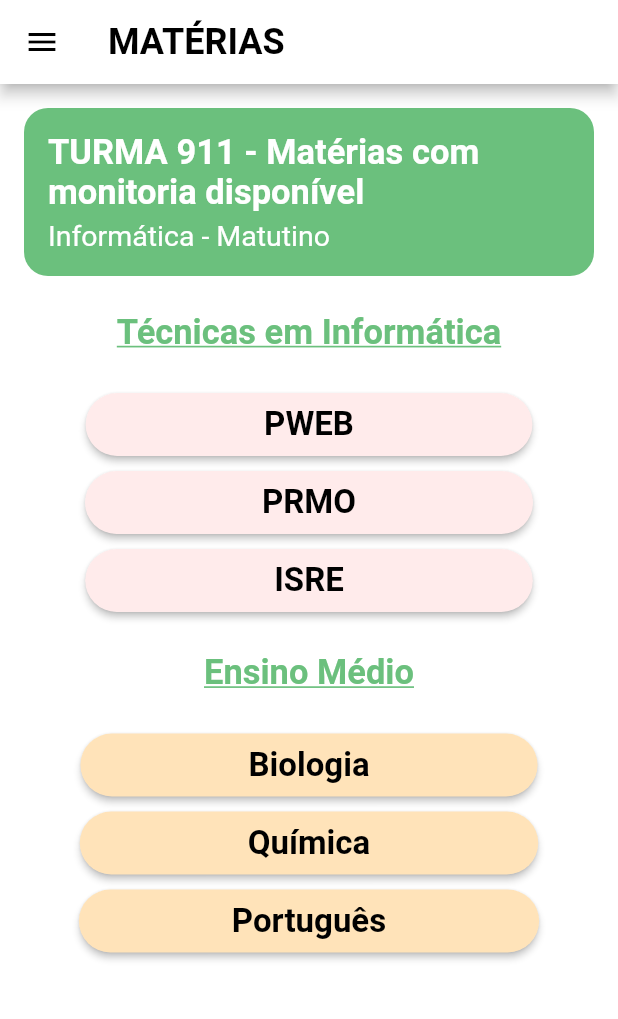
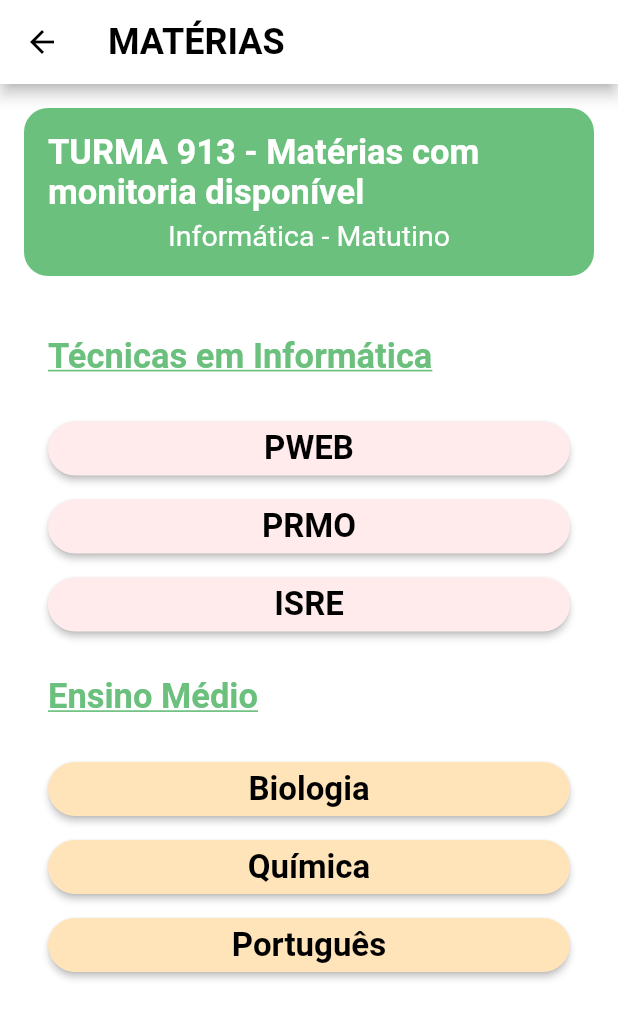
Before and after one commit to ludmilabss/App_prmo, a Flutter app: the MateriasPage screen opened directly, on a phone screen of 412 x 824 dp. Shown: the top 1019 px of the screen. Run offline on Flutter 3.47's test engine with Material 2 defaults, Android fonts, the phone set to English and light mode, and no system bars; network calls fail.

Commit message:
Update materias_page.dart

```diff
--- a/lib/pages/materias_page.dart
+++ b/lib/pages/materias_page.dart
@@ -1,5 +1,4 @@
 import 'package:flutter/material.dart';
-
 import 'monitor_page.dart';
 
 class MateriasPage extends StatefulWidget {
@@ -14,13 +13,7 @@ class _MateriasPageState extends State<MateriasPage> {
   Widget build(BuildContext context) {
     return Scaffold(
       appBar: AppBar(
-        leading: GestureDetector(
-          onTap: () {},
-          child: const Icon(
-            Icons.menu,
-            color: Colors.black,
-          ),
-        ),
+        leading: BackButton(color: Colors.black),
         backgroundColor: Colors.white,
         title: const Text(
           "MATÉRIAS",
@@ -45,9 +38,9 @@ class _MateriasPageState extends State<MateriasPage> {
               child: Row(children: [
                 Expanded(
                     child: Column(
-                  crossAxisAlignment: CrossAxisAlignment.stretch,
+
                       children: const [
-                    Text("TURMA 911 - Matérias com monitoria disponível",
+                        Text("TURMA 913 - Matérias com monitoria disponível",
                             style: TextStyle(
                                 fontFamily: 'Roboto',
                                 fontSize: 23,
@@ -65,8 +58,12 @@ class _MateriasPageState extends State<MateriasPage> {
                     ))
               ]),
             ),
+
             const SizedBox(height: 24),
-            Column(
+            Padding(
+              padding: const EdgeInsets.all(16),
+              child: Column(
+                crossAxisAlignment: CrossAxisAlignment.stretch,
                 children: [
                   const Text("Técnicas em Informática",
                       style: TextStyle(
@@ -75,25 +72,29 @@ class _MateriasPageState extends State<MateriasPage> {
                         fontWeight: FontWeight.bold,
                         color: Color(0xFF6BC07D),
                         decoration: TextDecoration.underline,
-                    )),
+                      )
+                  ),
                   const SizedBox(height: 24),
                   buildMaterias(
                       materia: "PWEB",
                       left: 103.0,
                       right: 103.0,
                       cor: 0xFFFFEBEB),
+
                   const SizedBox(height: 4),
                   buildMaterias(
                       materia: "PRMO",
                       left: 102.0,
                       right: 102.0,
                       cor: 0xFFFFEBEB),
+
                   const SizedBox(height: 4),
                   buildMaterias(
                       materia: "ISRE",
                       left: 110.0,
                       right: 110.0,
                       cor: 0xFFFFEBEB),
+
                   const SizedBox(height: 24),
                   const Text("Ensino Médio",
                       style: TextStyle(
@@ -102,19 +103,22 @@ class _MateriasPageState extends State<MateriasPage> {
                         fontWeight: FontWeight.bold,
                         color: Color(0xFF6BC07D),
                         decoration: TextDecoration.underline,
-                    )),
+                      )
+                  ),
                   const SizedBox(height: 24),
                   buildMaterias(
                       materia: "Biologia",
                       left: 96.0,
                       right: 96.0,
                       cor: 0xFFFFE3B9),
+
                   const SizedBox(height: 4),
                   buildMaterias(
                       materia: "Química",
                       left: 96.0,
                       right: 96.0,
                       cor: 0xFFFFE3B9),
+
                   const SizedBox(height: 4),
                   buildMaterias(
                       materia: "Português",
@@ -123,28 +127,20 @@ class _MateriasPageState extends State<MateriasPage> {
                       cor: 0xFFFFE3B9),
                 ],
               ),
+            ),
           ],
         ),
       ),
     );
   }
-
   buildMaterias({
     required String materia,
     required double left,
     required double right,
     required int cor,
-  }) {
+  }){
     return ElevatedButton(
         onPressed: onPressedButn,
-        style: ElevatedButton.styleFrom(
-          primary: Color(cor),
-          shape:
-              RoundedRectangleBorder(borderRadius: BorderRadius.circular(32.0)),
-        ),
-        child: Padding(
-          padding:
-              EdgeInsets.only(left: left, right: right, bottom: 8.0, top: 8.0),
         child: Text(
           materia,
           style: const TextStyle(
@@ -154,9 +150,14 @@ class _MateriasPageState extends State<MateriasPage> {
             color: Colors.black,
           ),
         ),
-        ));
+        style: ElevatedButton.styleFrom(
+          primary: Color(cor),
+          shape: RoundedRectangleBorder(
+              borderRadius: BorderRadius.circular(32.0)
+          ),
+        )
+    );
   }
-
   void onPressedButn() {
     Navigator.push(
       context,
```
Lines whose indentation alone changed are shown as unchanged.
